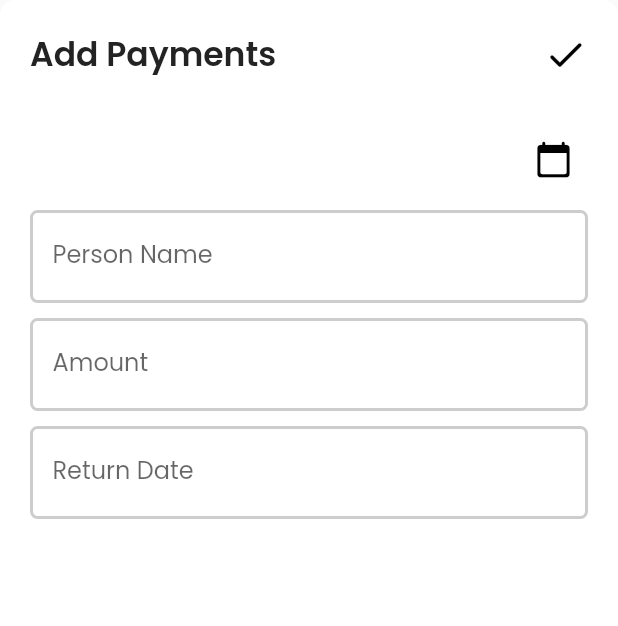
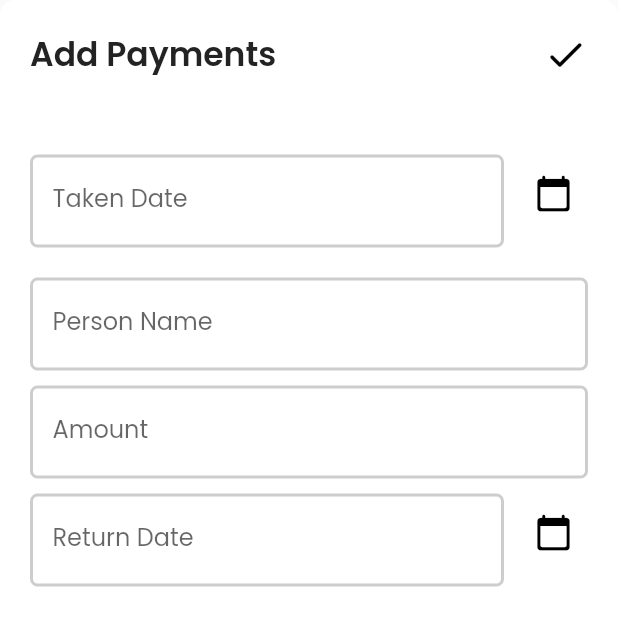
Before and after one commit to mdrashedbinkuddus/rsenterperise-admin, a Flutter app: the AddBusinessLoanWidget widget shown alone on an empty page, opened directly, on a phone screen of 412 x 824 dp. Shown: the top 626 px of the screen. Run offline on Flutter 3.47's test engine with Material 2 defaults, Android fonts, the phone set to English and light mode, and no system bars; our stand-ins replace auto_size_text, built_collection, built_value, cloud_firestore, easy_debounce, firebase_auth and 11 more; missing offline and left inert: json_path; accounts and stored records are empty; generated files the repository leaves out were written again; network calls fail.

```diff
--- a/lib/business_loan/business_loan_widget.dart
+++ b/lib/business_loan/business_loan_widget.dart
@@ -451,8 +451,12 @@ class _BusinessLoanWidgetState extends State<BusinessLoanWidget> {
                                     final columnBusinessLoanRecord =
                                         columnBusinessLoanRecordList[
                                             columnIndex];
-                                    return Card(
-                                      clipBehavior: Clip.antiAliasWithSaveLayer,
+                                    return Padding(
+                                      padding: EdgeInsetsDirectional.fromSTEB(
+                                          0, 0, 0, 10),
+                                      child: Card(
+                                        clipBehavior:
+                                            Clip.antiAliasWithSaveLayer,
                                         color: Colors.transparent,
                                         elevation: 0,
                                         child: Row(
@@ -469,9 +473,8 @@ class _BusinessLoanWidgetState extends State<BusinessLoanWidget> {
                                                         .bodyText1
                                                         .override(
                                                           fontFamily: 'Poppins',
-                                                        color:
-                                                            FlutterFlowTheme.of(
-                                                                    context)
+                                                          color: FlutterFlowTheme
+                                                                  .of(context)
                                                               .primaryBtnText,
                                                           fontSize: 18,
                                                           fontWeight:
@@ -492,9 +495,8 @@ class _BusinessLoanWidgetState extends State<BusinessLoanWidget> {
                                                         .bodyText1
                                                         .override(
                                                           fontFamily: 'Poppins',
-                                                        color:
-                                                            FlutterFlowTheme.of(
-                                                                    context)
+                                                          color: FlutterFlowTheme
+                                                                  .of(context)
                                                               .primaryBtnText,
                                                           fontSize: 12,
                                                         ),
@@ -504,7 +506,8 @@ class _BusinessLoanWidgetState extends State<BusinessLoanWidget> {
                                               flex: 2,
                                               child: Text(
                                                 formatNumber(
-                                                columnBusinessLoanRecord.amount,
+                                                  columnBusinessLoanRecord
+                                                      .amount,
                                                   formatType: FormatType.custom,
                                                   currency: '৳',
                                                   format: '',
@@ -516,14 +519,14 @@ class _BusinessLoanWidgetState extends State<BusinessLoanWidget> {
                                                         .bodyText1
                                                         .override(
                                                           fontFamily: 'Poppins',
-                                                        color:
-                                                            FlutterFlowTheme.of(
-                                                                    context)
+                                                          color: FlutterFlowTheme
+                                                                  .of(context)
                                                               .primaryBtnText,
                                                         ),
                                               ),
                                             ),
                                           ],
+                                        ),
                                       ),
                                     );
                                   }),
--- a/lib/components/add_business_loan_widget.dart
+++ b/lib/components/add_business_loan_widget.dart
@@ -17,18 +17,22 @@ class AddBusinessLoanWidget extends StatefulWidget {
 
 class _AddBusinessLoanWidgetState extends State<AddBusinessLoanWidget> {
   DateTime datePicked1;
-  TextEditingController textController1;
+  TextEditingController returndateController1;
+  TextEditingController textController2;
   TextEditingController amountController;
   DateTime datePicked2;
-  TextEditingController returndateController;
+  TextEditingController returndateController2;
   final formKey = GlobalKey<FormState>();
 
   @override
   void initState() {
     super.initState();
     amountController = TextEditingController();
-    textController1 = TextEditingController();
-    returndateController = TextEditingController();
+    returndateController1 =
+        TextEditingController(text: dateTimeFormat('yMMMd', datePicked1));
+    textController2 = TextEditingController();
+    returndateController2 =
+        TextEditingController(text: dateTimeFormat('yMMMd', datePicked2));
   }
 
   @override
@@ -62,7 +66,7 @@ class _AddBusinessLoanWidgetState extends State<AddBusinessLoanWidget> {
                 InkWell(
                   onTap: () async {
                     final businessLoanCreateData = createBusinessLoanRecordData(
-                      personName: textController1.text,
+                      personName: textController2.text,
                       dateOfTaken: datePicked1,
                       amount: double.parse(amountController.text),
                       paymentDate: datePicked2,
@@ -90,6 +94,51 @@ class _AddBusinessLoanWidgetState extends State<AddBusinessLoanWidget> {
                   children: [
                     Padding(
                       padding: EdgeInsetsDirectional.fromSTEB(0, 20, 0, 10),
+                      child: Row(
+                        mainAxisSize: MainAxisSize.max,
+                        mainAxisAlignment: MainAxisAlignment.spaceBetween,
+                        children: [
+                          Expanded(
+                            child: Padding(
+                              padding:
+                                  EdgeInsetsDirectional.fromSTEB(0, 10, 20, 0),
+                              child: TextFormField(
+                                controller: returndateController1,
+                                obscureText: false,
+                                decoration: InputDecoration(
+                                  labelText: 'Taken Date',
+                                  enabledBorder: OutlineInputBorder(
+                                    borderSide: BorderSide(
+                                      color: Color(0xFFCDCDCD),
+                                      width: 2,
+                                    ),
+                                    borderRadius: BorderRadius.circular(5),
+                                  ),
+                                  focusedBorder: OutlineInputBorder(
+                                    borderSide: BorderSide(
+                                      color: Color(0xFFCDCDCD),
+                                      width: 2,
+                                    ),
+                                    borderRadius: BorderRadius.circular(5),
+                                  ),
+                                  contentPadding:
+                                      EdgeInsetsDirectional.fromSTEB(
+                                          15, 20, 15, 20),
+                                ),
+                                style: FlutterFlowTheme.of(context)
+                                    .bodyText1
+                                    .override(
+                                      fontFamily: 'Poppins',
+                                      fontSize: 16,
+                                      fontWeight: FontWeight.normal,
+                                    ),
+                                keyboardType: TextInputType.datetime,
+                              ),
+                            ),
+                          ),
+                          Padding(
+                            padding:
+                                EdgeInsetsDirectional.fromSTEB(0, 0, 10, 0),
                             child: InkWell(
                               onTap: () async {
                                 await DatePicker.showDatePicker(
@@ -99,40 +148,23 @@ class _AddBusinessLoanWidgetState extends State<AddBusinessLoanWidget> {
                                     setState(() => datePicked1 = date);
                                   },
                                   currentTime: getCurrentTimestamp,
-                            minTime: getCurrentTimestamp,
+                                  minTime: DateTime(0, 0, 0),
                                 );
                               },
-                        child: Row(
-                          mainAxisSize: MainAxisSize.max,
-                          mainAxisAlignment: MainAxisAlignment.spaceBetween,
-                          children: [
-                            Text(
-                              dateTimeFormat('yMMMd', datePicked1),
-                              style: FlutterFlowTheme.of(context)
-                                  .bodyText1
-                                  .override(
-                                    fontFamily: 'Poppins',
-                                    fontSize: 18,
-                                    fontWeight: FontWeight.w500,
-                                  ),
-                            ),
-                            Padding(
-                              padding:
-                                  EdgeInsetsDirectional.fromSTEB(0, 0, 10, 0),
                               child: Icon(
                                 Icons.calendar_today_rounded,
                                 color: Colors.black,
                                 size: 26,
                               ),
                             ),
+                          ),
                         ],
-                        ),
                       ),
                     ),
                     Padding(
                       padding: EdgeInsetsDirectional.fromSTEB(0, 10, 0, 0),
                       child: TextFormField(
-                        controller: textController1,
+                        controller: textController2,
                         obscureText: false,
                         decoration: InputDecoration(
                           labelText: 'Person Name',
@@ -207,21 +239,16 @@ class _AddBusinessLoanWidgetState extends State<AddBusinessLoanWidget> {
                         },
                       ),
                     ),
-                    Padding(
-                      padding: EdgeInsetsDirectional.fromSTEB(0, 10, 0, 0),
+                    Row(
+                      mainAxisSize: MainAxisSize.max,
+                      mainAxisAlignment: MainAxisAlignment.start,
+                      children: [
+                        Expanded(
+                          child: Padding(
+                            padding:
+                                EdgeInsetsDirectional.fromSTEB(0, 10, 20, 0),
                             child: TextFormField(
-                        onFieldSubmitted: (_) async {
-                          await DatePicker.showDatePicker(
-                            context,
-                            showTitleActions: true,
-                            onConfirm: (date) {
-                              setState(() => datePicked2 = date);
-                            },
-                            currentTime: getCurrentTimestamp,
-                            minTime: getCurrentTimestamp,
-                          );
-                        },
-                        controller: returndateController,
+                              controller: returndateController2,
                               obscureText: false,
                               decoration: InputDecoration(
                                 labelText: 'Return Date',
@@ -239,15 +266,42 @@ class _AddBusinessLoanWidgetState extends State<AddBusinessLoanWidget> {
                                   ),
                                   borderRadius: BorderRadius.circular(5),
                                 ),
-                          contentPadding:
-                              EdgeInsetsDirectional.fromSTEB(15, 20, 15, 20),
+                                contentPadding: EdgeInsetsDirectional.fromSTEB(
+                                    15, 20, 15, 20),
                               ),
-                        style: FlutterFlowTheme.of(context).bodyText1.override(
+                              style: FlutterFlowTheme.of(context)
+                                  .bodyText1
+                                  .override(
                                     fontFamily: 'Poppins',
                                     fontSize: 16,
                                     fontWeight: FontWeight.normal,
                                   ),
+                              keyboardType: TextInputType.datetime,
                             ),
+                          ),
+                        ),
+                        Padding(
+                          padding: EdgeInsetsDirectional.fromSTEB(0, 0, 10, 0),
+                          child: InkWell(
+                            onTap: () async {
+                              await DatePicker.showDatePicker(
+                                context,
+                                showTitleActions: true,
+                                onConfirm: (date) {
+                                  setState(() => datePicked2 = date);
+                                },
+                                currentTime: getCurrentTimestamp,
+                                minTime: getCurrentTimestamp,
+                              );
+                            },
+                            child: Icon(
+                              Icons.calendar_today_rounded,
+                              color: Colors.black,
+                              size: 26,
+                            ),
+                          ),
+                        ),
+                      ],
                     ),
                   ],
                 ),
```
Lines whose indentation alone changed are shown as unchanged.
